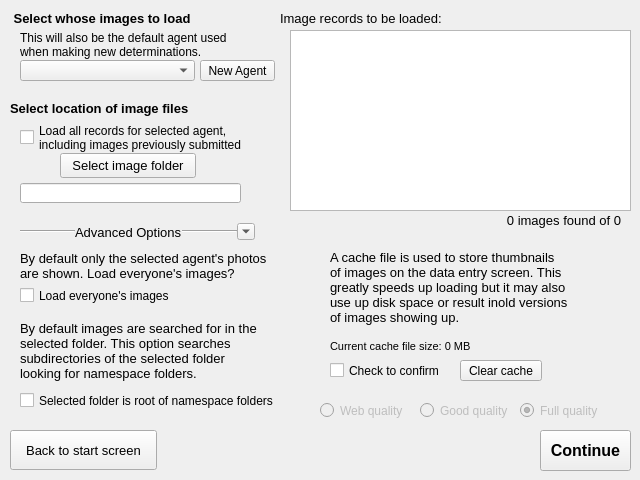
The window that src/editexisting.ui (kopolzin/bioimages-collection-manager) describes before a commit, drawn with Qt 5.
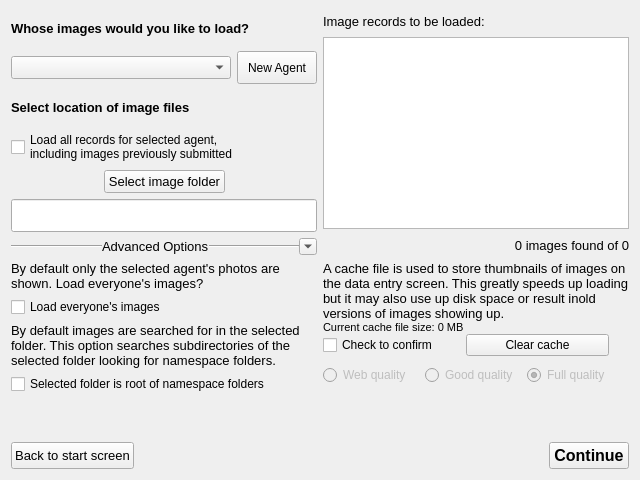
The same window after the commit. Icons and pictures are not drawn.

Diff of the .ui file:
```diff
--- a/src/editexisting.ui
+++ b/src/editexisting.ui
@@ -11,7 +11,7 @@
    </rect>
   </property>
   <property name="sizePolicy">
-   <sizepolicy hsizetype="Fixed" vsizetype="Fixed">
+   <sizepolicy hsizetype="MinimumExpanding" vsizetype="MinimumExpanding">
     <horstretch>0</horstretch>
     <verstretch>0</verstretch>
    </sizepolicy>
@@ -24,8 +24,8 @@
   </property>
   <property name="maximumSize">
    <size>
-    <width>640</width>
-    <height>480</height>
+    <width>16777215</width>
+    <height>16777215</height>
    </size>
   </property>
   <property name="windowTitle">
@@ -35,346 +35,184 @@
    <iconset resource="BioCM.qrc">
     <normaloff>:/icon.png</normaloff>:/icon.png</iconset>
   </property>
-  <widget class="QPushButton" name="doneButton">
-   <property name="geometry">
-    <rect>
-     <x>540</x>
-     <y>430</y>
-     <width>91</width>
-     <height>41</height>
-    </rect>
-   </property>
-   <property name="font">
-    <font>
-     <pointsize>12</pointsize>
-     <weight>75</weight>
-     <bold>true</bold>
-    </font>
-   </property>
-   <property name="text">
-    <string>Continue</string>
-   </property>
-  </widget>
-  <widget class="QPushButton" name="backButton">
-   <property name="geometry">
-    <rect>
-     <x>10</x>
-     <y>430</y>
-     <width>147</width>
-     <height>40</height>
-    </rect>
-   </property>
-   <property name="font">
-    <font>
-     <pointsize>10</pointsize>
-    </font>
-   </property>
-   <property name="text">
-    <string>Back to start screen</string>
-   </property>
-  </widget>
-  <widget class="QPushButton" name="selectImageLocationButton">
-   <property name="geometry">
-    <rect>
-     <x>60</x>
-     <y>153</y>
-     <width>136</width>
-     <height>25</height>
-    </rect>
-   </property>
-   <property name="font">
-    <font>
-     <pointsize>10</pointsize>
-    </font>
-   </property>
-   <property name="text">
-    <string>Select image folder</string>
-   </property>
-  </widget>
-  <widget class="QLabel" name="uniqueIDLabel">
-   <property name="geometry">
-    <rect>
-     <x>10</x>
-     <y>10</y>
-     <width>246</width>
-     <height>17</height>
-    </rect>
-   </property>
-   <property name="font">
-    <font>
-     <pointsize>10</pointsize>
-     <weight>75</weight>
-     <bold>true</bold>
-    </font>
-   </property>
-   <property name="text">
-    <string> Select whose images to load</string>
-   </property>
-  </widget>
-  <widget class="QComboBox" name="agentBox">
-   <property name="geometry">
-    <rect>
-     <x>20</x>
-     <y>60</y>
-     <width>175</width>
-     <height>21</height>
-    </rect>
-   </property>
-   <property name="font">
-    <font>
-     <pointsize>10</pointsize>
-    </font>
-   </property>
-  </widget>
-  <widget class="QLabel" name="selectImageLocationLabel">
-   <property name="geometry">
-    <rect>
-     <x>10</x>
-     <y>100</y>
-     <width>245</width>
-     <height>17</height>
-    </rect>
-   </property>
-   <property name="font">
-    <font>
-     <pointsize>10</pointsize>
-     <weight>75</weight>
-     <bold>true</bold>
-    </font>
-   </property>
-   <property name="text">
-    <string>Select location of image files</string>
-   </property>
-  </widget>
-  <widget class="QListWidget" name="listWidget">
-   <property name="geometry">
-    <rect>
-     <x>290</x>
-     <y>30</y>
-     <width>341</width>
-     <height>181</height>
-    </rect>
-   </property>
-  </widget>
-  <widget class="QLabel" name="label">
-   <property name="geometry">
-    <rect>
-     <x>280</x>
-     <y>10</y>
-     <width>201</width>
-     <height>16</height>
-    </rect>
-   </property>
-   <property name="font">
-    <font>
-     <pointsize>10</pointsize>
-    </font>
-   </property>
-   <property name="text">
-    <string>Image records to be loaded:</string>
-   </property>
-  </widget>
-  <widget class="QLabel" name="numFilesLabel">
-   <property name="geometry">
-    <rect>
-     <x>280</x>
-     <y>210</y>
-     <width>341</width>
-     <height>21</height>
-    </rect>
-   </property>
-   <property name="font">
-    <font>
-     <pointsize>10</pointsize>
-    </font>
-   </property>
-   <property name="text">
-    <string>0 images found of 0</string>
-   </property>
-   <property name="alignment">
-    <set>Qt::AlignRight|Qt::AlignTrailing|Qt::AlignVCenter</set>
-   </property>
-  </widget>
-  <widget class="QLineEdit" name="selectedImageFolder">
-   <property name="geometry">
-    <rect>
-     <x>20</x>
-     <y>183</y>
-     <width>221</width>
-     <height>20</height>
-    </rect>
-   </property>
-   <property name="readOnly">
-    <bool>true</bool>
-   </property>
-  </widget>
-  <widget class="QPushButton" name="addnewAgentButton">
-   <property name="geometry">
-    <rect>
-     <x>200</x>
-     <y>60</y>
-     <width>75</width>
-     <height>21</height>
-    </rect>
-   </property>
-   <property name="text">
-    <string>New Agent</string>
-   </property>
-  </widget>
+  <layout class="QGridLayout" name="gridLayout_2">
+   <item row="2" column="0" colspan="2">
+    <spacer name="verticalSpacer">
+     <property name="orientation">
+      <enum>Qt::Vertical</enum>
+     </property>
+     <property name="sizeType">
+      <enum>QSizePolicy::MinimumExpanding</enum>
+     </property>
+     <property name="sizeHint" stdset="0">
+      <size>
+       <width>20</width>
+       <height>0</height>
+      </size>
+     </property>
+    </spacer>
+   </item>
+   <item row="1" column="0" colspan="2">
   <widget class="QWidget" name="advancedWidget" native="true">
-   <property name="geometry">
-    <rect>
-     <x>20</x>
-     <y>250</y>
-     <width>611</width>
-     <height>181</height>
-    </rect>
-   </property>
-   <widget class="QRadioButton" name="fullQualityButton">
-    <property name="enabled">
-     <bool>false</bool>
-    </property>
-    <property name="geometry">
-     <rect>
-      <x>500</x>
-      <y>150</y>
-      <width>91</width>
-      <height>21</height>
-     </rect>
-    </property>
+     <layout class="QGridLayout" name="gridLayout">
+      <property name="leftMargin">
+       <number>0</number>
+      </property>
+      <property name="topMargin">
+       <number>0</number>
+      </property>
+      <property name="rightMargin">
+       <number>0</number>
+      </property>
+      <property name="bottomMargin">
+       <number>0</number>
+      </property>
+      <property name="verticalSpacing">
+       <number>0</number>
+      </property>
+      <item row="0" column="0" rowspan="2">
+       <layout class="QVBoxLayout" name="verticalLayout_2">
+        <property name="spacing">
+         <number>6</number>
+        </property>
+        <item>
+         <widget class="QLabel" name="selectCSVLocationLabel_2">
+          <property name="sizePolicy">
+           <sizepolicy hsizetype="Minimum" vsizetype="Minimum">
+            <horstretch>0</horstretch>
+            <verstretch>0</verstretch>
+           </sizepolicy>
+          </property>
+          <property name="font">
+           <font>
+            <pointsize>10</pointsize>
+            <weight>50</weight>
+            <bold>false</bold>
+           </font>
+          </property>
     <property name="text">
-     <string>Full quality</string>
-    </property>
-    <property name="checked">
+           <string>By default only the selected agent's photos are shown. Load everyone's images?</string>
+          </property>
+          <property name="wordWrap">
      <bool>true</bool>
     </property>
    </widget>
+        </item>
+        <item>
+         <widget class="QCheckBox" name="loadAllImagesCheckbox">
+          <property name="sizePolicy">
+           <sizepolicy hsizetype="Minimum" vsizetype="Minimum">
+            <horstretch>0</horstretch>
+            <verstretch>0</verstretch>
+           </sizepolicy>
+          </property>
+          <property name="text">
+           <string>Load everyone's images</string>
+          </property>
+         </widget>
+        </item>
+        <item>
+         <widget class="QLabel" name="label_4">
+          <property name="font">
+           <font>
+            <pointsize>10</pointsize>
+            <weight>50</weight>
+            <bold>false</bold>
+           </font>
+          </property>
+          <property name="text">
+           <string>By default images are searched for in the selected folder. This option searches subdirectories of the selected folder looking for namespace folders.</string>
+          </property>
+          <property name="wordWrap">
+           <bool>true</bool>
+          </property>
+         </widget>
+        </item>
+        <item>
    <widget class="QCheckBox" name="rootFolderCheckbox">
-    <property name="geometry">
-     <rect>
-      <x>0</x>
-      <y>140</y>
-      <width>288</width>
-      <height>21</height>
-     </rect>
+          <property name="sizePolicy">
+           <sizepolicy hsizetype="Minimum" vsizetype="Minimum">
+            <horstretch>0</horstretch>
+            <verstretch>0</verstretch>
+           </sizepolicy>
     </property>
     <property name="text">
      <string>Selected folder is root of namespace folders</string>
     </property>
    </widget>
-   <widget class="QRadioButton" name="goodQualityButton">
-    <property name="enabled">
-     <bool>false</bool>
-    </property>
-    <property name="geometry">
-     <rect>
-      <x>400</x>
-      <y>150</y>
-      <width>102</width>
-      <height>21</height>
-     </rect>
-    </property>
-    <property name="text">
-     <string>Good quality</string>
-    </property>
-    <property name="checked">
-     <bool>false</bool>
-    </property>
-   </widget>
+        </item>
+       </layout>
+      </item>
+      <item row="1" column="1" rowspan="2">
+       <layout class="QHBoxLayout" name="horizontalLayout_6">
+        <property name="spacing">
+         <number>0</number>
+        </property>
+        <item>
    <widget class="QRadioButton" name="webQualityButton">
     <property name="enabled">
      <bool>false</bool>
     </property>
-    <property name="geometry">
-     <rect>
-      <x>300</x>
-      <y>150</y>
-      <width>97</width>
-      <height>21</height>
-     </rect>
+          <property name="sizePolicy">
+           <sizepolicy hsizetype="Minimum" vsizetype="Minimum">
+            <horstretch>0</horstretch>
+            <verstretch>0</verstretch>
+           </sizepolicy>
     </property>
     <property name="text">
      <string>Web quality</string>
     </property>
    </widget>
-   <widget class="QCheckBox" name="loadAllImagesCheckbox">
-    <property name="geometry">
-     <rect>
-      <x>0</x>
-      <y>35</y>
-      <width>180</width>
-      <height>21</height>
-     </rect>
-    </property>
-    <property name="text">
-     <string>Load everyone's images</string>
-    </property>
-   </widget>
-   <widget class="QLabel" name="selectCSVLocationLabel_2">
-    <property name="geometry">
-     <rect>
-      <x>0</x>
-      <y>0</y>
-      <width>300</width>
-      <height>32</height>
-     </rect>
-    </property>
-    <property name="font">
-     <font>
-      <pointsize>10</pointsize>
-      <weight>50</weight>
-      <bold>false</bold>
-     </font>
-    </property>
+        </item>
+        <item>
+         <widget class="QRadioButton" name="goodQualityButton">
+          <property name="enabled">
+           <bool>false</bool>
+          </property>
+          <property name="sizePolicy">
+           <sizepolicy hsizetype="Minimum" vsizetype="Minimum">
+            <horstretch>0</horstretch>
+            <verstretch>0</verstretch>
+           </sizepolicy>
+          </property>
     <property name="text">
-     <string>By default only the selected agent's photos
-are shown. Load everyone's images?</string>
-    </property>
-   </widget>
-   <widget class="QLabel" name="label_3">
-    <property name="geometry">
-     <rect>
-      <x>0</x>
-      <y>0</y>
-      <width>47</width>
-      <height>13</height>
-     </rect>
-    </property>
-    <property name="text">
-     <string/>
-    </property>
-   </widget>
-   <widget class="QLabel" name="label_4">
-    <property name="geometry">
-     <rect>
-      <x>0</x>
-      <y>70</y>
-      <width>300</width>
-      <height>62</height>
-     </rect>
-    </property>
-    <property name="font">
-     <font>
-      <pointsize>10</pointsize>
-      <weight>50</weight>
-      <bold>false</bold>
-     </font>
+           <string>Good quality</string>
+          </property>
+          <property name="checked">
+           <bool>false</bool>
+          </property>
+         </widget>
+        </item>
+        <item>
+         <widget class="QRadioButton" name="fullQualityButton">
+          <property name="enabled">
+           <bool>false</bool>
+          </property>
+          <property name="sizePolicy">
+           <sizepolicy hsizetype="Minimum" vsizetype="Minimum">
+            <horstretch>0</horstretch>
+            <verstretch>0</verstretch>
+           </sizepolicy>
     </property>
     <property name="text">
-     <string>By default images are searched for in the
-selected folder. This option searches
-subdirectories of the selected folder
-looking for namespace folders.</string>
-    </property>
-   </widget>
+           <string>Full quality</string>
+          </property>
+          <property name="checked">
+           <bool>true</bool>
+          </property>
+         </widget>
+        </item>
+       </layout>
+      </item>
+      <item row="0" column="1">
+       <layout class="QVBoxLayout" name="verticalLayout_3">
+        <item>
    <widget class="QLabel" name="label_5">
-    <property name="geometry">
-     <rect>
-      <x>310</x>
-      <y>0</y>
-      <width>274</width>
-      <height>77</height>
-     </rect>
+          <property name="sizePolicy">
+           <sizepolicy hsizetype="Minimum" vsizetype="Minimum">
+            <horstretch>0</horstretch>
+            <verstretch>0</verstretch>
+           </sizepolicy>
     </property>
     <property name="font">
      <font>
@@ -384,24 +222,23 @@
      </font>
     </property>
     <property name="text">
-     <string>A cache file is used to store thumbnails
-of images on the data entry screen. This
-greatly speeds up loading but it may also
-use up disk space or result inold versions
-of images showing up.</string>
+           <string>A cache file is used to store thumbnails of images on the data entry screen. This greatly speeds up loading but it may also use up disk space or result inold versions of images showing up.</string>
     </property>
     <property name="alignment">
      <set>Qt::AlignLeading|Qt::AlignLeft|Qt::AlignTop</set>
     </property>
-   </widget>
+          <property name="wordWrap">
+           <bool>true</bool>
+          </property>
+         </widget>
+        </item>
+        <item>
    <widget class="QLabel" name="currentCacheSizeLabel">
-    <property name="geometry">
-     <rect>
-      <x>310</x>
-      <y>86</y>
-      <width>201</width>
-      <height>20</height>
-     </rect>
+          <property name="sizePolicy">
+           <sizepolicy hsizetype="Minimum" vsizetype="Minimum">
+            <horstretch>0</horstretch>
+            <verstretch>0</verstretch>
+           </sizepolicy>
     </property>
     <property name="font">
      <font>
@@ -412,42 +249,203 @@
      <string>Current cache file size: 0 MB</string>
     </property>
    </widget>
+        </item>
+        <item>
+         <layout class="QHBoxLayout" name="horizontalLayout_5">
+          <item>
    <widget class="QCheckBox" name="confirmCacheClear">
-    <property name="geometry">
-     <rect>
-      <x>310</x>
-      <y>110</y>
-      <width>130</width>
-      <height>21</height>
-     </rect>
+            <property name="sizePolicy">
+             <sizepolicy hsizetype="Minimum" vsizetype="Minimum">
+              <horstretch>0</horstretch>
+              <verstretch>0</verstretch>
+             </sizepolicy>
     </property>
     <property name="text">
      <string>Check to confirm</string>
     </property>
    </widget>
+          </item>
+          <item>
    <widget class="QPushButton" name="clearCache">
-    <property name="geometry">
-     <rect>
-      <x>440</x>
-      <y>110</y>
-      <width>82</width>
-      <height>21</height>
-     </rect>
+            <property name="sizePolicy">
+             <sizepolicy hsizetype="Minimum" vsizetype="Minimum">
+              <horstretch>0</horstretch>
+              <verstretch>0</verstretch>
+             </sizepolicy>
     </property>
     <property name="text">
      <string>Clear cache</string>
     </property>
    </widget>
-  </widget>
-  <widget class="QWidget" name="layoutWidget">
+          </item>
+          <item>
+           <spacer name="horizontalSpacer_3">
+            <property name="orientation">
+             <enum>Qt::Horizontal</enum>
+            </property>
+            <property name="sizeType">
+             <enum>QSizePolicy::Minimum</enum>
+            </property>
+            <property name="sizeHint" stdset="0">
+             <size>
+              <width>20</width>
+              <height>20</height>
+             </size>
+            </property>
+           </spacer>
+          </item>
+         </layout>
+        </item>
+       </layout>
+      </item>
+     </layout>
+     <widget class="QLabel" name="label_3">
    <property name="geometry">
     <rect>
-     <x>20</x>
-     <y>220</y>
-     <width>235</width>
-     <height>24</height>
-    </rect>
-   </property>
+        <x>0</x>
+        <y>0</y>
+        <width>47</width>
+        <height>13</height>
+       </rect>
+      </property>
+      <property name="text">
+       <string/>
+      </property>
+     </widget>
+    </widget>
+   </item>
+   <item row="0" column="0">
+    <layout class="QVBoxLayout" name="verticalLayout_4">
+     <item>
+      <widget class="QLabel" name="uniqueIDLabel">
+       <property name="font">
+        <font>
+         <pointsize>10</pointsize>
+         <weight>75</weight>
+         <bold>true</bold>
+        </font>
+       </property>
+       <property name="text">
+        <string>Whose images would you like to load?</string>
+       </property>
+      </widget>
+     </item>
+     <item>
+      <layout class="QHBoxLayout" name="horizontalLayout_8">
+       <item>
+        <widget class="QComboBox" name="agentBox">
+         <property name="sizePolicy">
+          <sizepolicy hsizetype="MinimumExpanding" vsizetype="Fixed">
+           <horstretch>0</horstretch>
+           <verstretch>0</verstretch>
+          </sizepolicy>
+         </property>
+         <property name="font">
+          <font>
+           <pointsize>10</pointsize>
+          </font>
+         </property>
+        </widget>
+       </item>
+       <item>
+        <widget class="QPushButton" name="addnewAgentButton">
+         <property name="sizePolicy">
+          <sizepolicy hsizetype="Minimum" vsizetype="Minimum">
+           <horstretch>0</horstretch>
+           <verstretch>0</verstretch>
+          </sizepolicy>
+         </property>
+         <property name="text">
+          <string>New Agent</string>
+         </property>
+        </widget>
+       </item>
+      </layout>
+     </item>
+     <item>
+      <widget class="QLabel" name="selectImageLocationLabel">
+       <property name="font">
+        <font>
+         <pointsize>10</pointsize>
+         <weight>75</weight>
+         <bold>true</bold>
+        </font>
+       </property>
+       <property name="text">
+        <string>Select location of image files</string>
+       </property>
+      </widget>
+     </item>
+     <item>
+      <widget class="QCheckBox" name="loadHistoricalRecordsCheckbox">
+       <property name="sizePolicy">
+        <sizepolicy hsizetype="Minimum" vsizetype="Minimum">
+         <horstretch>0</horstretch>
+         <verstretch>0</verstretch>
+        </sizepolicy>
+       </property>
+       <property name="text">
+        <string>Load all records for selected agent,
+including images previously submitted</string>
+       </property>
+      </widget>
+     </item>
+     <item>
+      <layout class="QHBoxLayout" name="horizontalLayout_9">
+       <item>
+        <spacer name="horizontalSpacer_5">
+         <property name="orientation">
+          <enum>Qt::Horizontal</enum>
+         </property>
+         <property name="sizeHint" stdset="0">
+          <size>
+           <width>40</width>
+           <height>20</height>
+          </size>
+         </property>
+        </spacer>
+       </item>
+       <item>
+        <widget class="QPushButton" name="selectImageLocationButton">
+         <property name="font">
+          <font>
+           <pointsize>10</pointsize>
+          </font>
+         </property>
+         <property name="text">
+          <string>Select image folder</string>
+         </property>
+        </widget>
+       </item>
+       <item>
+        <spacer name="horizontalSpacer_6">
+         <property name="orientation">
+          <enum>Qt::Horizontal</enum>
+         </property>
+         <property name="sizeHint" stdset="0">
+          <size>
+           <width>40</width>
+           <height>20</height>
+          </size>
+         </property>
+        </spacer>
+       </item>
+      </layout>
+     </item>
+     <item>
+      <widget class="QLineEdit" name="selectedImageFolder">
+       <property name="sizePolicy">
+        <sizepolicy hsizetype="Expanding" vsizetype="Minimum">
+         <horstretch>0</horstretch>
+         <verstretch>0</verstretch>
+        </sizepolicy>
+       </property>
+       <property name="readOnly">
+        <bool>true</bool>
+       </property>
+      </widget>
+     </item>
+     <item>
    <layout class="QHBoxLayout" name="horizontalLayout">
     <property name="spacing">
      <number>0</number>
@@ -507,35 +505,157 @@
      </widget>
     </item>
    </layout>
-  </widget>
-  <widget class="QCheckBox" name="loadHistoricalRecordsCheckbox">
-   <property name="geometry">
-    <rect>
-     <x>20</x>
-     <y>120</y>
-     <width>271</width>
-     <height>35</height>
-    </rect>
-   </property>
+     </item>
+     <item>
+      <spacer name="verticalSpacer_2">
+       <property name="orientation">
+        <enum>Qt::Vertical</enum>
+       </property>
+       <property name="sizeType">
+        <enum>QSizePolicy::Minimum</enum>
+       </property>
+       <property name="sizeHint" stdset="0">
+        <size>
+         <width>20</width>
+         <height>0</height>
+        </size>
+       </property>
+      </spacer>
+     </item>
+    </layout>
+   </item>
+   <item row="0" column="1">
+    <layout class="QVBoxLayout" name="verticalLayout">
+     <item>
+      <layout class="QHBoxLayout" name="horizontalLayout_2">
+       <item>
+        <widget class="QLabel" name="label">
+         <property name="font">
+          <font>
+           <pointsize>10</pointsize>
+          </font>
+         </property>
+         <property name="text">
+          <string>Image records to be loaded:</string>
+         </property>
+        </widget>
+       </item>
+       <item>
+        <spacer name="horizontalSpacer">
+         <property name="orientation">
+          <enum>Qt::Horizontal</enum>
+         </property>
+         <property name="sizeHint" stdset="0">
+          <size>
+           <width>40</width>
+           <height>20</height>
+          </size>
+         </property>
+        </spacer>
+       </item>
+      </layout>
+     </item>
+     <item>
+      <widget class="QListWidget" name="listWidget"/>
+     </item>
+     <item>
+      <layout class="QHBoxLayout" name="horizontalLayout_3">
+       <item>
+        <spacer name="horizontalSpacer_2">
+         <property name="orientation">
+          <enum>Qt::Horizontal</enum>
+         </property>
+         <property name="sizeHint" stdset="0">
+          <size>
+           <width>40</width>
+           <height>20</height>
+          </size>
+         </property>
+        </spacer>
+       </item>
+       <item>
+        <widget class="QLabel" name="numFilesLabel">
+         <property name="font">
+          <font>
+           <pointsize>10</pointsize>
+          </font>
+         </property>
    <property name="text">
-    <string>Load all records for selected agent,
-including images previously submitted</string>
-   </property>
-  </widget>
-  <widget class="QLabel" name="label_6">
-   <property name="geometry">
-    <rect>
-     <x>20</x>
-     <y>30</y>
-     <width>250</width>
-     <height>29</height>
-    </rect>
-   </property>
+          <string>0 images found of 0</string>
+         </property>
+         <property name="alignment">
+          <set>Qt::AlignRight|Qt::AlignTrailing|Qt::AlignVCenter</set>
+         </property>
+        </widget>
+       </item>
+      </layout>
+     </item>
+    </layout>
+   </item>
+   <item row="3" column="0" colspan="2">
+    <layout class="QHBoxLayout" name="horizontalLayout_7">
+     <item>
+      <widget class="QPushButton" name="backButton">
+       <property name="sizePolicy">
+        <sizepolicy hsizetype="Minimum" vsizetype="Minimum">
+         <horstretch>0</horstretch>
+         <verstretch>0</verstretch>
+        </sizepolicy>
+       </property>
+       <property name="font">
+        <font>
+         <pointsize>10</pointsize>
+        </font>
+       </property>
    <property name="text">
-    <string>This will also be the default agent used
-when making new determinations.</string>
-   </property>
-  </widget>
+        <string>Back to start screen</string>
+       </property>
+      </widget>
+     </item>
+     <item>
+      <spacer name="horizontalSpacer_4">
+       <property name="orientation">
+        <enum>Qt::Horizontal</enum>
+       </property>
+       <property name="sizeHint" stdset="0">
+        <size>
+         <width>40</width>
+         <height>20</height>
+        </size>
+       </property>
+      </spacer>
+     </item>
+     <item>
+      <widget class="QPushButton" name="doneButton">
+       <property name="sizePolicy">
+        <sizepolicy hsizetype="Minimum" vsizetype="Minimum">
+         <horstretch>0</horstretch>
+         <verstretch>0</verstretch>
+        </sizepolicy>
+       </property>
+       <property name="font">
+        <font>
+         <pointsize>12</pointsize>
+         <weight>75</weight>
+         <bold>true</bold>
+        </font>
+       </property>
+       <property name="text">
+        <string>Continue</string>
+       </property>
+      </widget>
+     </item>
+    </layout>
+   </item>
+  </layout>
+  <zorder>advancedWidget</zorder>
+  <zorder>verticalLayoutWidget</zorder>
+  <zorder>horizontalLayoutWidget_5</zorder>
+  <zorder>verticalLayoutWidget_4</zorder>
+  <zorder>verticalLayoutWidget_2</zorder>
+  <zorder>verticalLayoutWidget_3</zorder>
+  <zorder>horizontalLayoutWidget_4</zorder>
+  <zorder>verticalSpacer</zorder>
  </widget>
  <tabstops>
   <tabstop>selectImageLocationButton</tabstop>
```
Left out of the diff: 1 changed line with no effect on the pictures. Lines whose indentation alone changed are shown as unchanged.
